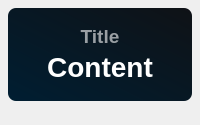
The window that ui/shiroko/dark/widget-base.ui (RinLit-233-shiroko/Class-Widgets) describes before a commit, drawn with Qt 5.
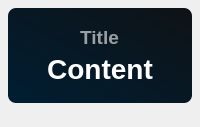
The same window after the commit.

What changed in the file:
```diff
--- a/ui/shiroko/dark/widget-base.ui
+++ b/ui/shiroko/dark/widget-base.ui
@@ -7,7 +7,7 @@
     <x>0</x>
     <y>0</y>
     <width>200</width>
-    <height>125</height>
+    <height>127</height>
    </rect>
   </property>
   <property name="minimumSize">
@@ -64,9 +64,11 @@
        <number>14</number>
       </property>
       <item>
+       <layout class="QHBoxLayout" name="titleLayout">
+        <item>
        <widget class="QLabel" name="title">
         <property name="sizePolicy">
-         <sizepolicy hsizetype="Expanding" vsizetype="Maximum">
+           <sizepolicy hsizetype="Maximum" vsizetype="Maximum">
           <horstretch>0</horstretch>
           <verstretch>0</verstretch>
          </sizepolicy>
@@ -95,10 +97,14 @@
         </property>
        </widget>
       </item>
+       </layout>
+      </item>
+      <item>
+       <layout class="QHBoxLayout" name="contentLayout">
       <item>
        <widget class="QLabel" name="content">
         <property name="sizePolicy">
-         <sizepolicy hsizetype="Expanding" vsizetype="Maximum">
+           <sizepolicy hsizetype="Maximum" vsizetype="Maximum">
           <horstretch>0</horstretch>
           <verstretch>0</verstretch>
          </sizepolicy>
@@ -127,6 +133,8 @@
          <set>Qt::AlignCenter</set>
         </property>
        </widget>
+        </item>
+       </layout>
       </item>
      </layout>
     </widget>
```
Lines whose indentation alone changed are shown as unchanged.
